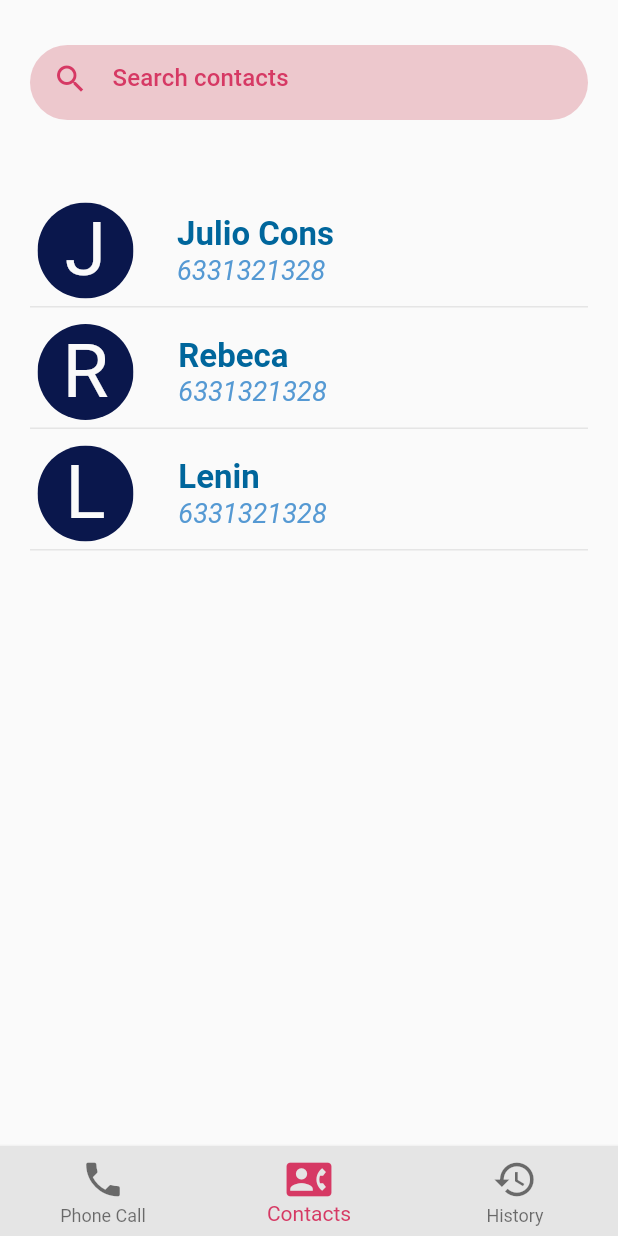
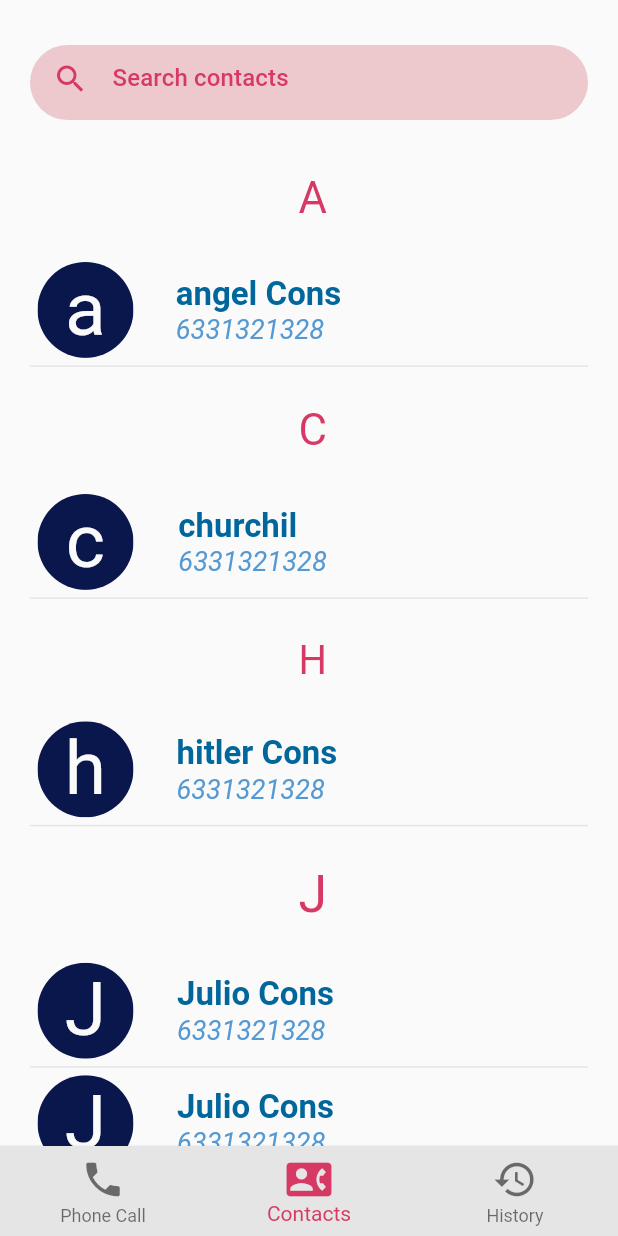
Before and after one commit to Jcons17/Phone-Call-App, a Flutter app: the screen it shows after launch, on a phone screen of 412 x 824 dp. Run offline on Flutter 3.47's test engine with Material 2 defaults, Android fonts, the phone set to English and light mode, and no system bars.

Commit message:
✅ Build list contact

```diff
--- a/lib/components/list_contacts.dart
+++ b/lib/components/list_contacts.dart
@@ -11,20 +11,14 @@ class ListContacts extends StatelessWidget{
 
     return Container(
       width: double.infinity,
-      height: double.infinity,
       padding: const EdgeInsets.all(20),
-      child: ListView.custom(
-        childrenDelegate: SliverChildBuilderDelegate(
-          (context,index){
-            return Container(
-              margin: const EdgeInsets.only(bottom: 6),
-              child: CardContact(contact: contactos[index]),
-            );
-          },
-          childCount: contactos.length
-        ),
+      child: Column(
+        children: [
+          for (var contacto in contactos)
+            CardContact(contact: contacto),
+        ],
+      )
 
-      ),
     );
 
 
--- a/lib/components/photo_contact.dart
+++ b/lib/components/photo_contact.dart
@@ -10,7 +10,6 @@ class ContactImage extends StatelessWidget {
   @override
   Widget build(BuildContext context) {
     if (contact.email == null){
-
       return Container(
         color: accentColorDark,
         child: Center(
--- a/lib/main.dart
+++ b/lib/main.dart
@@ -1,5 +1,6 @@
 import 'package:appcall/pages/navigation.dart';
 import 'package:appcall/provider/call_provider.dart';
+import 'package:appcall/provider/contacts_provider.dart';
 import 'package:appcall/provider/navigation_provider.dart';
 import 'package:appcall/util/color.dart';
 import 'package:flutter/material.dart';
@@ -15,7 +16,8 @@ class CallApp extends StatelessWidget {
     return MultiProvider(
       providers: [
         ChangeNotifierProvider(create: (_) => NavigationProvider()),
-        ChangeNotifierProvider(create: (_) => CallProvider())
+        ChangeNotifierProvider(create: (_) => CallProvider()),
+        ChangeNotifierProvider(create: (_) => ContactsProvider())
       ],
       child: MaterialApp(
         debugShowCheckedModeBanner: false,
--- a/lib/pages/contacts_page.dart
+++ b/lib/pages/contacts_page.dart
@@ -2,9 +2,11 @@ import 'package:appcall/components/empty_contacs.dart';
 import 'package:appcall/components/input_search_contacts.dart';
 import 'package:appcall/components/list_contacts.dart';
 import 'package:appcall/model/contact_model.dart';
+import 'package:appcall/provider/contacts_provider.dart';
 import 'package:appcall/util/color.dart';
 import 'package:flutter/material.dart';
 import 'package:flutter/widgets.dart';
+import 'package:provider/provider.dart';
 
 class ContactPage extends StatefulWidget {
   const ContactPage({Key? key}) : super(key: key);
@@ -31,8 +33,10 @@ class _ContactPageState extends State<ContactPage> {
     Colors.pink,
   ];
 
+
   @override
   Widget build(BuildContext context) {
+    final ContactsProvider _contactProvider = Provider.of<ContactsProvider>(context);
     return Scaffold(
       body: SafeArea(child:
         Column(
@@ -42,7 +46,44 @@ class _ContactPageState extends State<ContactPage> {
               margin: const EdgeInsets.symmetric(horizontal: 20, vertical: 30),
               child: SearchContacts(bgColor: primaryColorLight.withOpacity(0.5), labelColor: primaryColor)
             ),
-             Expanded(child: ListContacts(contactos:listContacts))
+            Expanded(child:
+              FutureBuilder<Map<String,List<Contact>>>(
+                future: _contactProvider.getMapContacts(),
+                builder: (context, snapshot) {
+                  if (snapshot.data == null) return const Center(child: CircularProgressIndicator());
+                  return
+                  ListView.builder(
+                    itemCount: snapshot.data!.length,
+                    itemBuilder: (context,index){
+                      return Column(
+                        children: [
+                            Container(
+                              width: 24 ,
+                              padding: const EdgeInsets.fromLTRB(5,5,0,0),
+                              child: FittedBox(child: Text(snapshot.data!.entries.toList()[index].key.toUpperCase(),style: Theme.of(context).textTheme.subtitle1,))
+                              ),
+                            ListContacts(contactos: snapshot.data!.entries.toList()[index].value),
+                          ],
+                        );
+                    }
+                    );
+
+                    // return ListView.builder(
+                    //   itemBuilder: (context,index) =>
+                    //     FractionallySizedBox(
+                    //       heightFactor: 1,
+                    //       child: Column(
+                    //         children: [
+                    //           Text(snapshot.data!.entries.toList()[index].key),
+                    //           Expanded(child: ListContacts(contactos:snapshot.data!.entries.toList()[index].value)),
+                    //         ],
+                    //       ),
+                    //     ) ,
+                    //   //separatorBuilder: (context,index) =>  Container(),//Text(snapshot.data!.entries.toList()[index].key, style: const TextStyle(color: Colors.red),),
+                    //   itemCount: snapshot.data!.length);
+                }
+              )
+            )
 
           ],
         )
--- a/lib/pages/phone_call.dart
+++ b/lib/pages/phone_call.dart
@@ -3,6 +3,7 @@ import 'package:appcall/provider/call_provider.dart';
 import 'package:appcall/util/color.dart';
 import 'package:appcall/util/text_style.dart';
 import 'package:flutter/material.dart';
+import 'package:flutter/services.dart';
 import 'package:flutter/widgets.dart';
 import 'package:provider/provider.dart';
 
--- /dev/null
+++ b/lib/provider/contacts_provider.dart
@@ -0,0 +1,53 @@
+import 'dart:collection';
+
+import 'package:appcall/model/contact_model.dart';
+import 'package:flutter/widgets.dart';
+
+class ContactsProvider extends ChangeNotifier{
+
+  List<Contact>?  _listContacts;
+
+  final Map<String, List<Contact>> _mapContacts = {};
+
+
+  Future<List<Contact>?> getListContacts()async {
+    _listContacts = [
+      Contact(idContact: 0, firstName: "Julio", numberPhone: "6331321328",lastName: "Cons"),
+      Contact(idContact: 1, firstName: "Rebeca", numberPhone: "6331321328"),
+      Contact(idContact: 2, firstName: "Lenin", numberPhone: "6331321328",),
+      Contact(idContact: 0, firstName: "angel", numberPhone: "6331321328",lastName: "Cons"),
+      Contact(idContact: 1, firstName: "mario", numberPhone: "6331321328"),
+      Contact(idContact: 2, firstName: "stalin", numberPhone: "6331321328",),
+      Contact(idContact: 0, firstName: "hitler", numberPhone: "6331321328",lastName: "Cons"),
+      Contact(idContact: 1, firstName: "churchil", numberPhone: "6331321328"),
+      Contact(idContact: 2, firstName: "Lenin", numberPhone: "6331321328",),
+      Contact(idContact: 0, firstName: "Julio", numberPhone: "6331321328",lastName: "Cons"),
+      Contact(idContact: 1, firstName: "Rebeca", numberPhone: "6331321328"),
+      Contact(idContact: 2, firstName: "Lenin", numberPhone: "6331321328",),
+    ];
+
+    _listContacts!.sort((a,b) => a.firstName.toUpperCase().compareTo(b.firstName.toUpperCase()));
+    return _listContacts;
+
+  }
+
+  Future<Map<String , List<Contact>>> getMapContacts() async {
+
+    _listContacts ??= (await getListContacts());
+
+    for (var contact in _listContacts!) {
+        if (!_mapContacts.containsKey(contact.firstName[0].toUpperCase())){
+        _mapContacts[contact.firstName[0]] = [contact];
+        }else{
+          if(!_mapContacts[contact.firstName[0]]!.contains(contact)) _mapContacts[contact.firstName[0]]!.add(contact);
+        }
+    }
+
+
+
+    return _mapContacts;
+  }
+
+
+
+}
```
